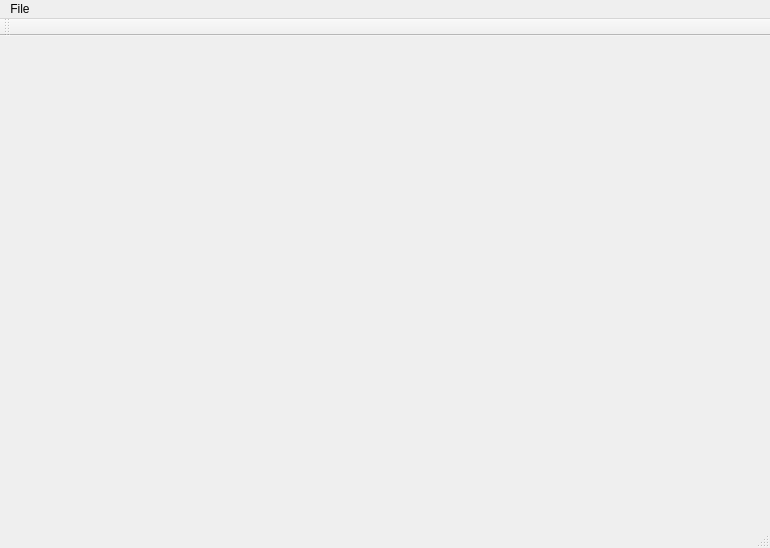
Before: the Qt Designer form RawRecovery/RawRecovery.ui in Lyarvo4ka/RecoveryProjects, drawn with Qt 5.
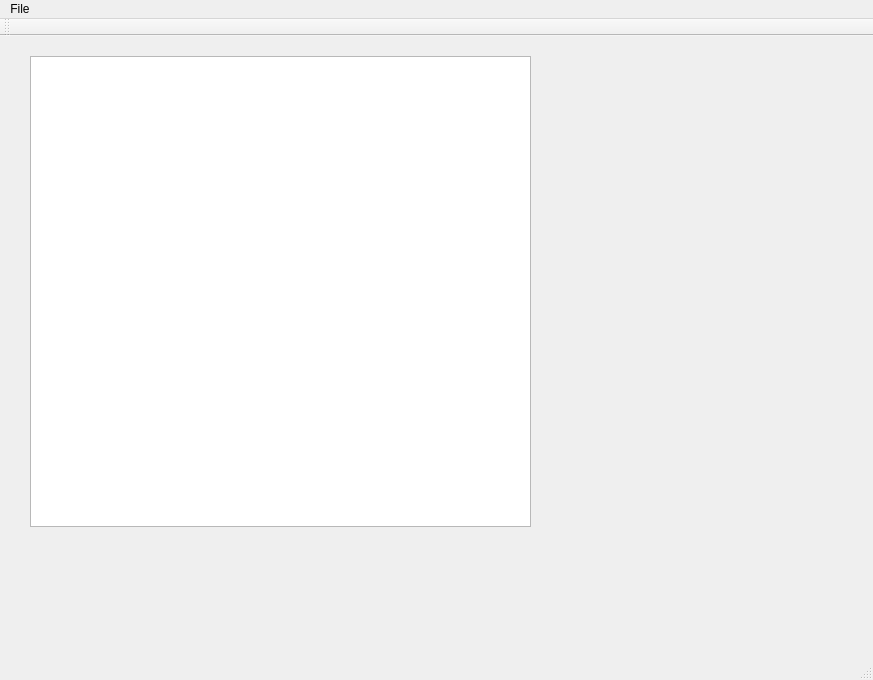
After: the same form once the commit is applied.

Patch:
```diff
--- a/RawRecovery/RawRecovery.ui
+++ b/RawRecovery/RawRecovery.ui
@@ -6,20 +6,31 @@
    <rect>
     <x>0</x>
     <y>0</y>
-    <width>770</width>
-    <height>548</height>
+    <width>873</width>
+    <height>680</height>
    </rect>
   </property>
   <property name="windowTitle">
    <string>RawRecovery</string>
   </property>
-  <widget class="QWidget" name="centralWidget"/>
+  <widget class="QWidget" name="centralWidget">
+   <widget class="QTreeView" name="treeView">
+    <property name="geometry">
+     <rect>
+      <x>30</x>
+      <y>20</y>
+      <width>501</width>
+      <height>471</height>
+     </rect>
+    </property>
+   </widget>
+  </widget>
   <widget class="QMenuBar" name="menuBar">
    <property name="geometry">
     <rect>
      <x>0</x>
      <y>0</y>
-     <width>770</width>
+     <width>873</width>
      <height>21</height>
     </rect>
    </property>
```
